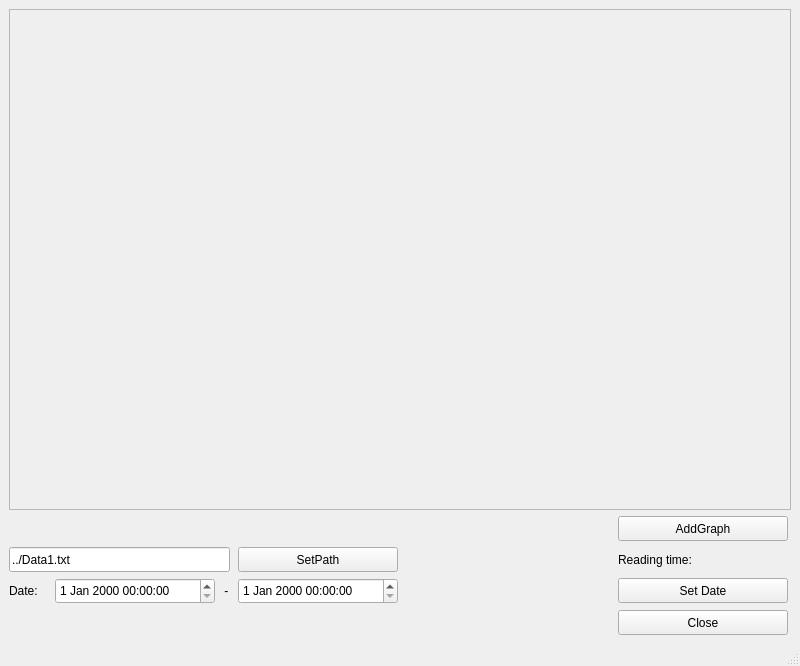
The window that mainwindow.ui (bramboom/-) describes before a commit, drawn with Qt 5.
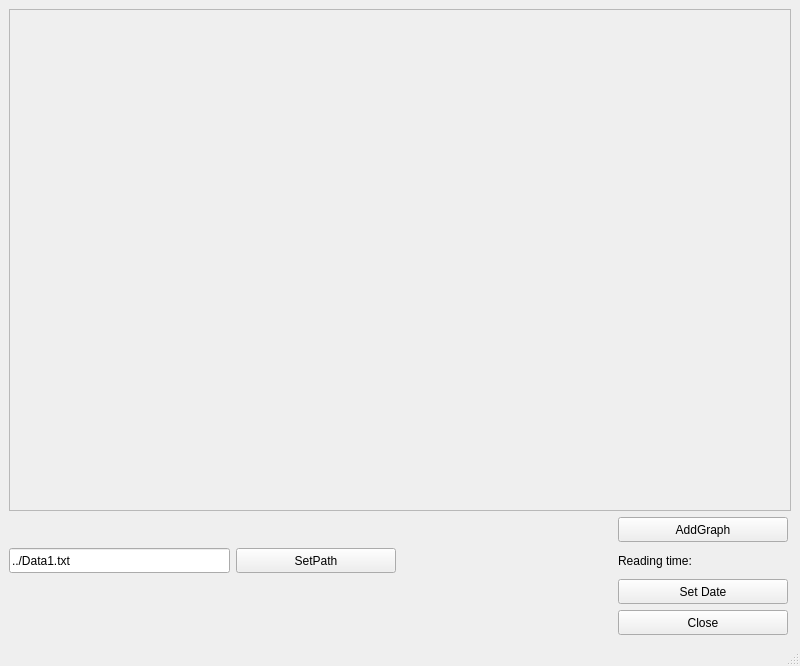
The same window after the commit.

```diff
--- a/mainwindow.ui
+++ b/mainwindow.ui
@@ -15,7 +15,71 @@
   </property>
   <widget class="QWidget" name="centralwidget">
    <layout class="QGridLayout" name="gridLayout">
-    <item row="0" column="0" colspan="7">
+    <item row="4" column="0" colspan="4">
+     <spacer name="horizontalSpacer_3">
+      <property name="orientation">
+       <enum>Qt::Horizontal</enum>
+      </property>
+      <property name="sizeHint" stdset="0">
+       <size>
+        <width>600</width>
+        <height>20</height>
+       </size>
+      </property>
+     </spacer>
+    </item>
+    <item row="2" column="0" colspan="2">
+     <widget class="QLineEdit" name="lePath">
+      <property name="minimumSize">
+       <size>
+        <width>221</width>
+        <height>25</height>
+       </size>
+      </property>
+      <property name="maximumSize">
+       <size>
+        <width>221</width>
+        <height>25</height>
+       </size>
+      </property>
+      <property name="text">
+       <string>../Data1.txt</string>
+      </property>
+     </widget>
+    </item>
+    <item row="1" column="4" colspan="2">
+     <widget class="QPushButton" name="btnAddGraph">
+      <property name="minimumSize">
+       <size>
+        <width>170</width>
+        <height>25</height>
+       </size>
+      </property>
+      <property name="maximumSize">
+       <size>
+        <width>170</width>
+        <height>25</height>
+       </size>
+      </property>
+      <property name="text">
+       <string>AddGraph</string>
+      </property>
+     </widget>
+    </item>
+    <item row="1" column="0" colspan="4">
+     <spacer name="horizontalSpacer">
+      <property name="orientation">
+       <enum>Qt::Horizontal</enum>
+      </property>
+      <property name="sizeHint" stdset="0">
+       <size>
+        <width>600</width>
+        <height>20</height>
+       </size>
+      </property>
+     </spacer>
+    </item>
+    <item row="0" column="0" colspan="6">
      <widget class="QScrollArea" name="scrollArea">
       <property name="minimumSize">
        <size>
@@ -38,27 +102,14 @@
          <x>0</x>
          <y>0</y>
          <width>780</width>
-         <height>477</height>
+         <height>478</height>
         </rect>
        </property>
       </widget>
      </widget>
     </item>
-    <item row="1" column="0" colspan="5">
-     <spacer name="horizontalSpacer">
-      <property name="orientation">
-       <enum>Qt::Horizontal</enum>
-      </property>
-      <property name="sizeHint" stdset="0">
-       <size>
-        <width>600</width>
-        <height>20</height>
-       </size>
-      </property>
-     </spacer>
-    </item>
-    <item row="1" column="5" colspan="2">
-     <widget class="QPushButton" name="btnAddGraph">
+    <item row="3" column="4" colspan="2">
+     <widget class="QPushButton" name="btnSetDate">
       <property name="minimumSize">
        <size>
         <width>170</width>
@@ -72,30 +123,30 @@
        </size>
       </property>
       <property name="text">
-       <string>AddGraph</string>
+       <string>Set Date</string>
       </property>
      </widget>
     </item>
-    <item row="2" column="0" colspan="3">
-     <widget class="QLineEdit" name="lePath">
+    <item row="2" column="5">
+     <widget class="QLabel" name="lbRdTm">
       <property name="minimumSize">
        <size>
-        <width>221</width>
-        <height>25</height>
+        <width>67</width>
+        <height>17</height>
        </size>
       </property>
       <property name="maximumSize">
        <size>
-        <width>221</width>
-        <height>25</height>
+        <width>67</width>
+        <height>17</height>
        </size>
       </property>
       <property name="text">
-       <string>../Data1.txt</string>
+       <string/>
       </property>
      </widget>
     </item>
-    <item row="2" column="3">
+    <item row="2" column="2">
      <widget class="QPushButton" name="btnSetPath">
       <property name="minimumSize">
        <size>
@@ -114,7 +165,26 @@
       </property>
      </widget>
     </item>
-    <item row="2" column="4">
+    <item row="4" column="4" colspan="2">
+     <widget class="QPushButton" name="btnClose">
+      <property name="minimumSize">
+       <size>
+        <width>170</width>
+        <height>25</height>
+       </size>
+      </property>
+      <property name="maximumSize">
+       <size>
+        <width>170</width>
+        <height>25</height>
+       </size>
+      </property>
+      <property name="text">
+       <string>Close</string>
+      </property>
+     </widget>
+    </item>
+    <item row="2" column="3">
      <spacer name="horizontalSpacer_2">
       <property name="orientation">
        <enum>Qt::Horizontal</enum>
@@ -127,7 +197,7 @@
       </property>
      </spacer>
     </item>
-    <item row="2" column="5">
+    <item row="2" column="4">
      <widget class="QLabel" name="lbRdTmName">
       <property name="minimumSize">
        <size>
@@ -146,84 +216,7 @@
       </property>
      </widget>
     </item>
-    <item row="2" column="6">
-     <widget class="QLabel" name="lbRdTm">
-      <property name="minimumSize">
-       <size>
-        <width>67</width>
-        <height>17</height>
-       </size>
-      </property>
-      <property name="maximumSize">
-       <size>
-        <width>67</width>
-        <height>17</height>
-       </size>
-      </property>
-      <property name="text">
-       <string/>
-      </property>
-     </widget>
-    </item>
-    <item row="3" column="0">
-     <widget class="QLabel" name="lbDt">
-      <property name="minimumSize">
-       <size>
-        <width>40</width>
-        <height>17</height>
-       </size>
-      </property>
-      <property name="maximumSize">
-       <size>
-        <width>40</width>
-        <height>17</height>
-       </size>
-      </property>
-      <property name="text">
-       <string>Date:</string>
-      </property>
-     </widget>
-    </item>
-    <item row="3" column="1">
-     <widget class="QDateTimeEdit" name="dtTmIn">
-      <property name="minimumSize">
-       <size>
-        <width>160</width>
-        <height>26</height>
-       </size>
-      </property>
-      <property name="maximumSize">
-       <size>
-        <width>160</width>
-        <height>26</height>
-       </size>
-      </property>
-     </widget>
-    </item>
-    <item row="3" column="2">
-     <widget class="QLabel" name="lbSpace">
-      <property name="text">
-       <string> - </string>
-      </property>
-     </widget>
-    </item>
-    <item row="3" column="3">
-     <widget class="QDateTimeEdit" name="dtTmOut">
-      <property name="minimumSize">
-       <size>
-        <width>160</width>
-        <height>26</height>
-       </size>
-      </property>
-      <property name="maximumSize">
-       <size>
-        <width>160</width>
-        <height>26</height>
-       </size>
-      </property>
-     </widget>
-    </item>
-    <item row="3" column="4">
+    <item row="3" column="0" colspan="4">
      <spacer name="horizontalSpacer_4">
       <property name="orientation">
        <enum>Qt::Horizontal</enum>
@@ -236,57 +229,6 @@
       </property>
      </spacer>
     </item>
-    <item row="3" column="5" colspan="2">
-     <widget class="QPushButton" name="btnSetDate">
-      <property name="minimumSize">
-       <size>
-        <width>170</width>
-        <height>25</height>
-       </size>
-      </property>
-      <property name="maximumSize">
-       <size>
-        <width>170</width>
-        <height>25</height>
-       </size>
-      </property>
-      <property name="text">
-       <string>Set Date</string>
-      </property>
-     </widget>
-    </item>
-    <item row="4" column="0" colspan="5">
-     <spacer name="horizontalSpacer_3">
-      <property name="orientation">
-       <enum>Qt::Horizontal</enum>
-      </property>
-      <property name="sizeHint" stdset="0">
-       <size>
-        <width>600</width>
-        <height>20</height>
-       </size>
-      </property>
-     </spacer>
-    </item>
-    <item row="4" column="5" colspan="2">
-     <widget class="QPushButton" name="btnClose">
-      <property name="minimumSize">
-       <size>
-        <width>170</width>
-        <height>25</height>
-       </size>
-      </property>
-      <property name="maximumSize">
-       <size>
-        <width>170</width>
-        <height>25</height>
-       </size>
-      </property>
-      <property name="text">
-       <string>Close</string>
-      </property>
-     </widget>
-    </item>
    </layout>
   </widget>
   <widget class="QMenuBar" name="menubar">
```
